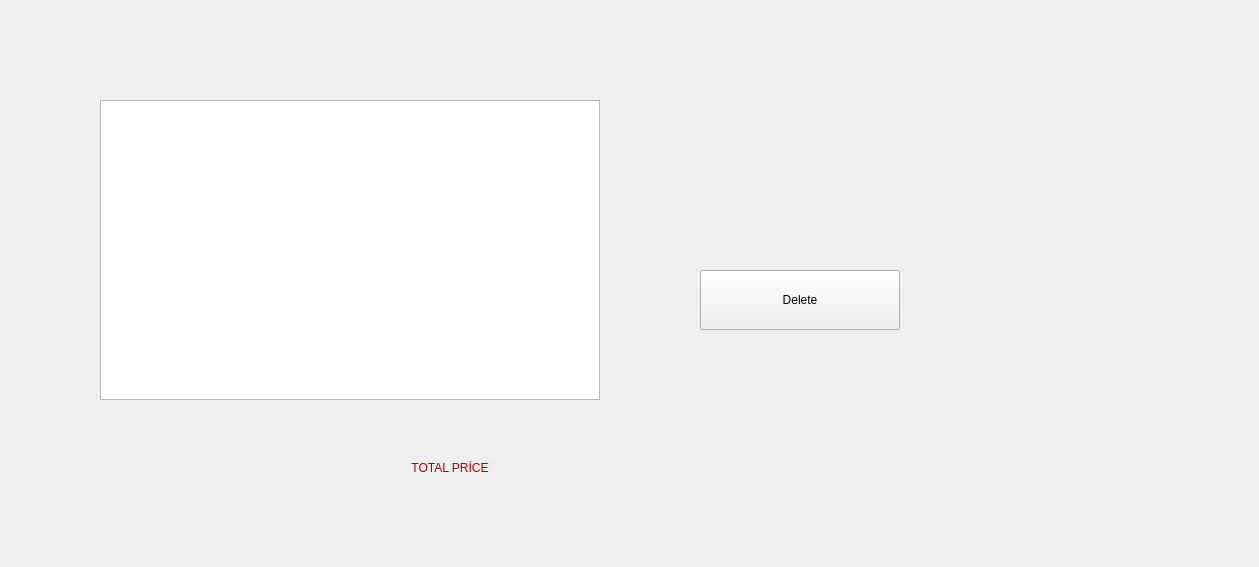
The window that Cart/form.ui (YunusEmreAlps/Cart_Widget_App) describes before a commit, drawn with Qt 5.
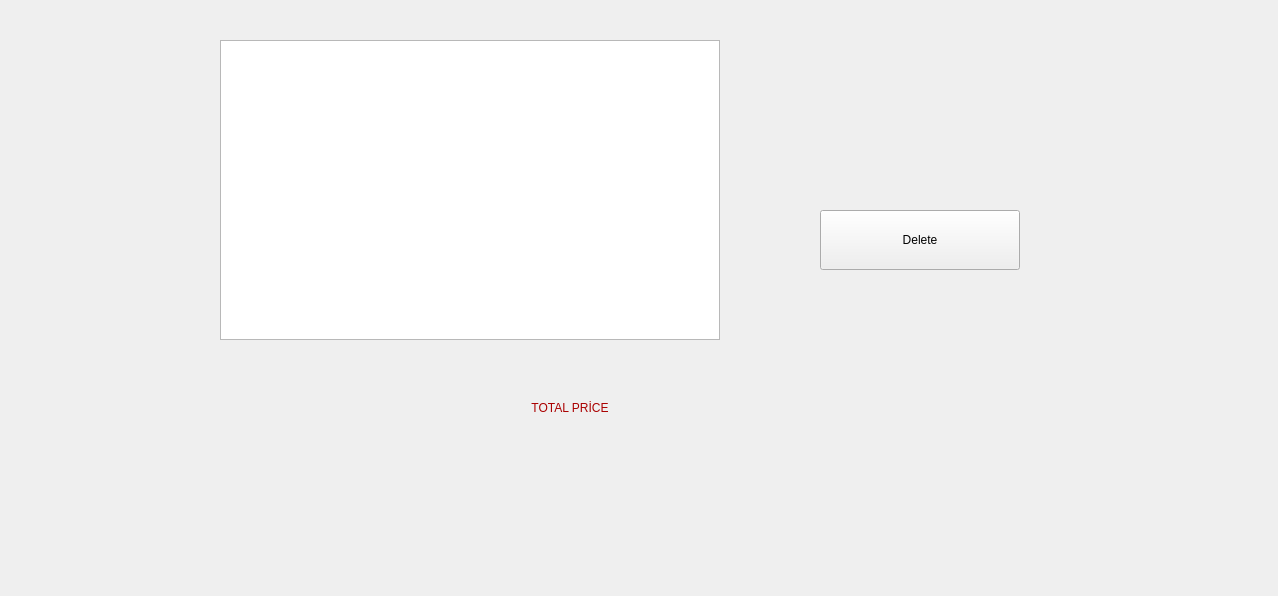
The same window after the commit.

Patch:
```diff
--- a/Cart/form.ui
+++ b/Cart/form.ui
@@ -6,44 +6,18 @@
    <rect>
     <x>0</x>
     <y>0</y>
-    <width>1259</width>
-    <height>567</height>
+    <width>1278</width>
+    <height>596</height>
    </rect>
   </property>
   <property name="windowTitle">
    <string>Form</string>
   </property>
-  <widget class="QTableView" name="tableView2">
-   <property name="geometry">
-    <rect>
-     <x>100</x>
-     <y>100</y>
-     <width>500</width>
-     <height>300</height>
-    </rect>
-   </property>
-  </widget>
-  <widget class="QPushButton" name="dele">
-   <property name="geometry">
-    <rect>
-     <x>700</x>
-     <y>270</y>
-     <width>200</width>
-     <height>60</height>
-    </rect>
-   </property>
-   <property name="styleSheet">
-    <string notr="true">font: 24pt &quot;MS Shell Dlg 2&quot;;</string>
-   </property>
-   <property name="text">
-    <string>Delete</string>
-   </property>
-  </widget>
   <widget class="QLabel" name="price_info">
    <property name="geometry">
     <rect>
-     <x>300</x>
-     <y>450</y>
+     <x>420</x>
+     <y>390</y>
      <width>300</width>
      <height>35</height>
     </rect>
@@ -62,8 +36,8 @@
   <widget class="QLabel" name="price">
    <property name="geometry">
     <rect>
-     <x>660</x>
-     <y>450</y>
+     <x>780</x>
+     <y>390</y>
      <width>150</width>
      <height>35</height>
     </rect>
@@ -79,6 +53,32 @@
     <set>Qt::AlignCenter</set>
    </property>
   </widget>
+  <widget class="QPushButton" name="dele">
+   <property name="geometry">
+    <rect>
+     <x>820</x>
+     <y>210</y>
+     <width>200</width>
+     <height>60</height>
+    </rect>
+   </property>
+   <property name="styleSheet">
+    <string notr="true">font: 24pt &quot;MS Shell Dlg 2&quot;;</string>
+   </property>
+   <property name="text">
+    <string>Delete</string>
+   </property>
+  </widget>
+  <widget class="QTableView" name="tableView2">
+   <property name="geometry">
+    <rect>
+     <x>220</x>
+     <y>40</y>
+     <width>500</width>
+     <height>300</height>
+    </rect>
+   </property>
+  </widget>
  </widget>
  <resources/>
  <connections/>
```
